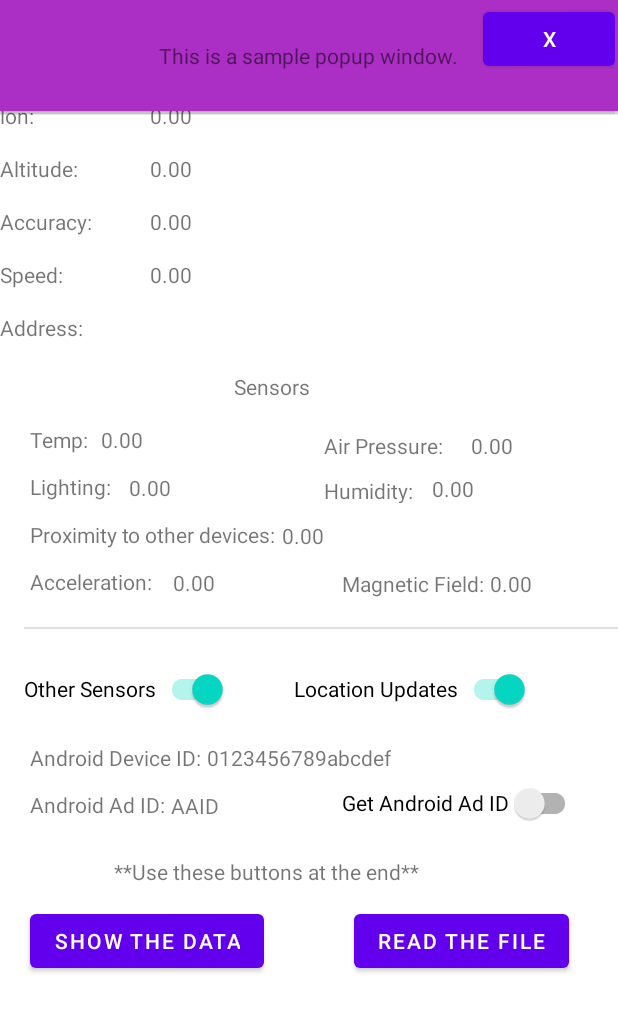
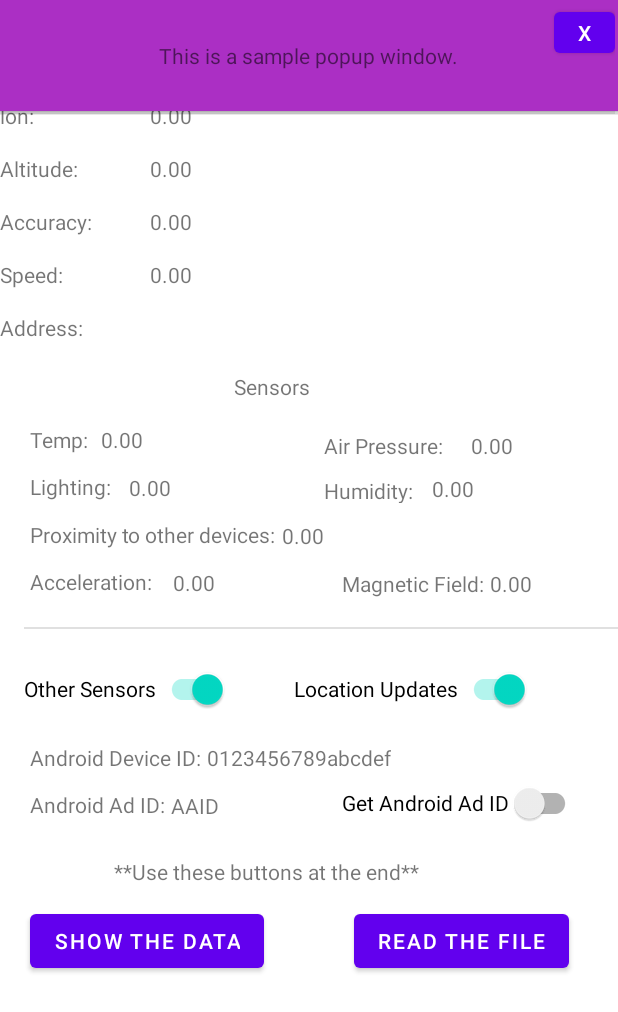
Before and after one commit to holdenlw/Android_Investigation, an Android app: the screen it shows after launch (MainActivity), after a tap on "SHOW THE DATA", on a phone screen of 412 x 824 dp. Shown: the top 1012 px of the screen. Run offline under Robolectric (Android 15) with nearby library versions, the phone set to English and light mode, and no system bars; our stand-ins replace AdMob; 1 statement that could not run was skipped.

Commit message:
StoreInfo and lines 183-188

```diff
--- a/app/src/main/java/com/example/myapplication/MainActivity.java
+++ b/app/src/main/java/com/example/myapplication/MainActivity.java
@@ -58,7 +58,7 @@ public class MainActivity extends AppCompatActivity {
     // removing tv_updates and tv_sensor
     TextView tv_lat, tv_lon, tv_altitude, tv_accuracy, tv_speed,
             tv_address, tv_temp, tv_light, tv_pressure, tv_humidity,
-            tv_proximity, tv_accelerator, tv_magnetic, tv_AID, tv_AAID;
+            tv_proximity, tv_accelerator, tv_magnetic, tv_AID, tv_AAID, tv_popup;
 
     String device_AID;
 
@@ -152,17 +152,6 @@ public class MainActivity extends AppCompatActivity {
             }
         };
 
-//        sw_gps.setOnClickListener(v -> {
-//            if (sw_gps.isChecked()) {
-//                locationRequest.setPriority(LocationRequest.PRIORITY_HIGH_ACCURACY);
-//                tv_sensor.setText("Using GPS");
-//            } else {
-//                locationRequest.setPriority(LocationRequest.PRIORITY_BALANCED_POWER_ACCURACY);
-//                tv_sensor.setText("Using Cell Towers + WiFi");
-//            }
-//        });
-
-       // don't remove this for now
         sw_locations.setOnClickListener(v -> {
             if (sw_locations.isChecked()) {
                 startLocationUpdates();
@@ -192,9 +181,14 @@ public class MainActivity extends AppCompatActivity {
 
             popupWindow.showAtLocation(parent_layout, Gravity.CENTER, 0, 0);
 
+            tv_popup = findViewById(R.id.tv_popup);
+            if (storage != null) {
+                tv_popup.setText(storage.getData());
+            }
+            tv_popup.setText("Storage is null :/");
+
             Button closeButton = popupView.findViewById(R.id.b_close);
             closeButton.setOnClickListener(v1 -> popupWindow.dismiss());
-
 
         });
 
--- a/app/src/main/res/layout/popup_main.xml
+++ b/app/src/main/res/layout/popup_main.xml
@@ -11,13 +11,14 @@
         android:id="@+id/b_close"
         android:layout_width="wrap_content"
         android:layout_height="wrap_content"
-        android:text="@string/b_close"
+        android:text="x"
         android:layout_alignParentEnd="true"
         android:layout_alignParentRight="true"
-        android:background="@null"
+        android:minHeight="0dp"
+        android:minWidth="0dp"
         />
     <TextView
-        android:id="@+id/tv"
+        android:id="@+id/tv_popup"
         android:layout_width="wrap_content"
         android:layout_height="wrap_content"
         android:text="This is a sample popup window."
```
